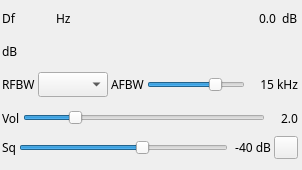
Above: plugins/channelrx/demodwfm/wfmdemodgui.ui from f4exb/sdrangel before the change. Below: the same form after it.
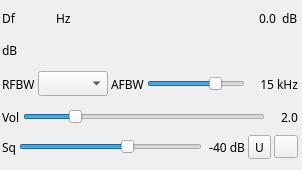
That is the form after the change. Icons and pictures are not drawn. Custom widgets are drawn as their Qt base class.

Commit message: WFM demod: implemented copy audio to UDP

```diff
--- a/plugins/channelrx/demodwfm/wfmdemodgui.ui
+++ b/plugins/channelrx/demodwfm/wfmdemodgui.ui
@@ -374,6 +374,16 @@
         </property>
        </widget>
       </item>
+      <item>
+       <widget class="ButtonSwitch" name="copyAudioToUDP">
+        <property name="toolTip">
+         <string>Copy audio to UDP</string>
+        </property>
+        <property name="text">
+         <string>U</string>
+        </property>
+       </widget>
+      </item>
       <item>
        <widget class="QToolButton" name="audioMute">
         <property name="text">
@@ -413,6 +423,11 @@
    <header>gui/valuedialz.h</header>
    <container>1</container>
   </customwidget>
+  <customwidget>
+   <class>ButtonSwitch</class>
+   <extends>QToolButton</extends>
+   <header>gui/buttonswitch.h</header>
+  </customwidget>
  </customwidgets>
  <resources>
   <include location="../../../sdrgui/resources/res.qrc"/>
```
The commit also changes 6 other files.
